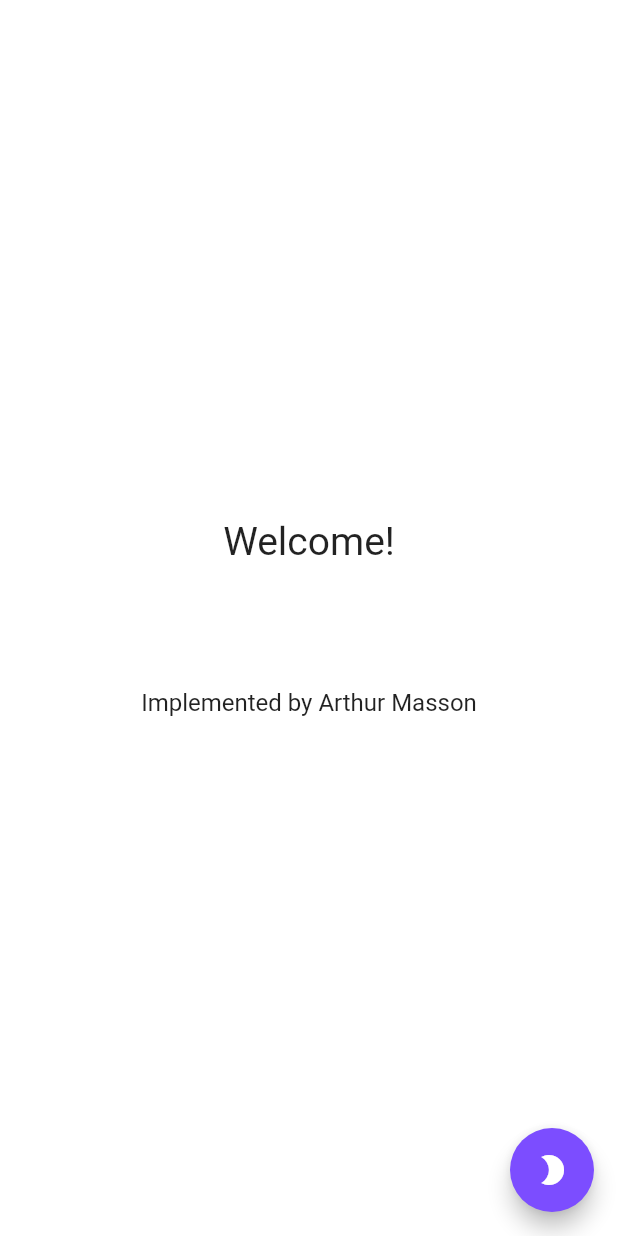
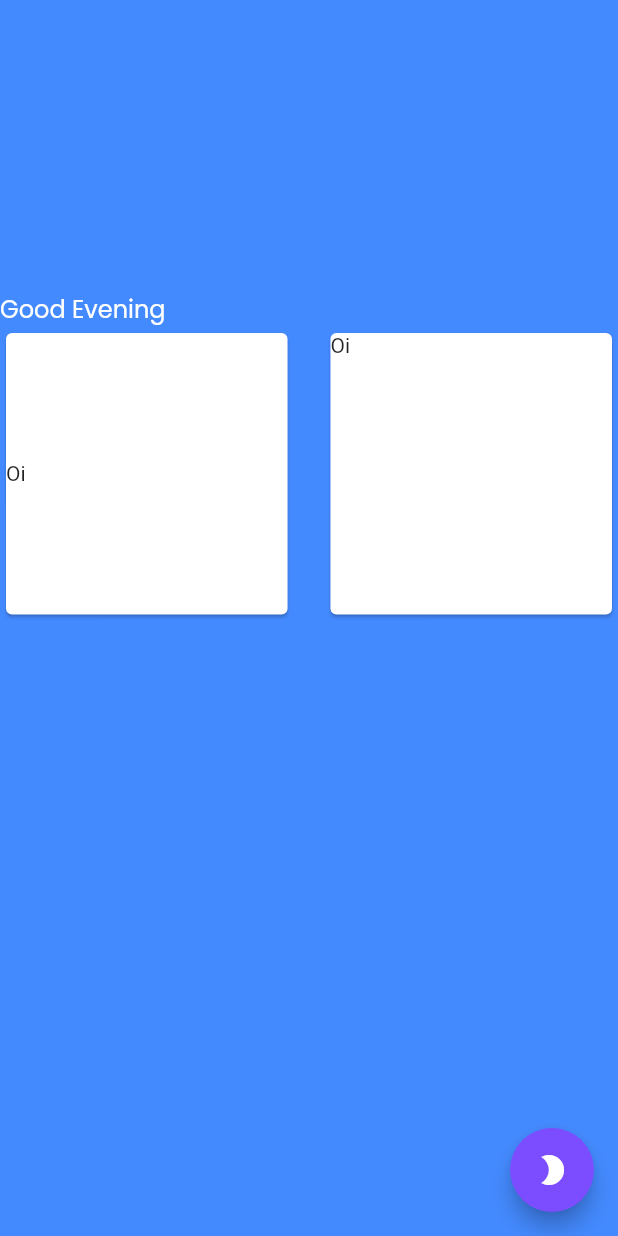
Before and after one commit to ArtMasson/flutter_spotify_clone, a Flutter app: the screen it shows after launch, on a phone screen of 412 x 824 dp. Run offline on Flutter 3.47's test engine with Material 2 defaults, Android fonts, the phone set to English and light mode, and no system bars; our stand-ins replace flutter_mobx, get_it, mobx, shared_preferences; generated files the repository leaves out were written again.

Commit message:
theme and font config

```diff
--- a/lib/app/home/ui/pages/home_page.dart
+++ b/lib/app/home/ui/pages/home_page.dart
@@ -1,5 +1,6 @@
 import 'package:flutter/material.dart';
 import 'package:flutter/services.dart';
+import 'package:flutter_spotify_clone/config/ui/theme/fonts.dart';
 import 'package:flutter_spotify_clone/config/ui/theme/ui/stores/theme_store.dart';
 import 'package:flutter_spotify_clone/core/common/injected/module.dart';
 import 'package:flutter_gen/gen_l10n/intl_localizations.dart';
@@ -37,21 +38,37 @@ class _HomePageState extends State<HomePage> {
           mainAxisAlignment: MainAxisAlignment.center,
           crossAxisAlignment: CrossAxisAlignment.center,
           children: <Widget>[
-            Text(
-              AppLocalizations.of(context)!.homeWelcome,
-              style: TextStyle(
-                fontSize: 26,
-              ),
-            ),
-            SizedBox(
-              height: 10.h,
-            ),
-            Text(
-              AppLocalizations.of(context)!.homeDesc,
-              style: TextStyle(
-                fontSize: 16,
-              ),
-            ),
+            Column(
+              crossAxisAlignment: CrossAxisAlignment.start,
+              children: [
+                Text(
+                  "Good Evening",
+                  style: AppFonts.getTextStyle(
+                    fontColor: Theme.of(context).colorScheme.onBackground,
+                  ),
+                ),
+                Container(
+                  height: 50.h,
+                  child: GridView.count(
+                    crossAxisCount: 2,
+                    mainAxisSpacing: 5.h,
+                    crossAxisSpacing: 5.w,
+                    children: [
+                      Card(
+                        child: Row(
+                          children: [
+                            Text("Oi"),
+                          ],
+                        ),
+                      ),
+                      Card(
+                        child: Text("Oi"),
+                      )
+                    ],
+                  ),
+                ),
+              ],
+            )
           ],
         ),
       ),
--- a/lib/config/ui/theme/app_theme.dart
+++ b/lib/config/ui/theme/app_theme.dart
@@ -1,7 +1,7 @@
 import 'package:flutter/material.dart';
 
 ThemeData get lightTheme => ThemeData(
-      scaffoldBackgroundColor: Colors.white,
+      scaffoldBackgroundColor: Colors.blueAccent,
       visualDensity: VisualDensity.adaptivePlatformDensity,
       colorScheme: ColorScheme(
         primary: Colors.amber,
@@ -21,6 +21,7 @@ ThemeData get lightTheme => ThemeData(
     );
 
 ThemeData get darkTheme => ThemeData(
+      scaffoldBackgroundColor: Colors.red,
       visualDensity: VisualDensity.adaptivePlatformDensity,
       colorScheme: ColorScheme(
         primary: Colors.red,
--- a/lib/config/ui/theme/fonts.dart
+++ b/lib/config/ui/theme/fonts.dart
@@ -21,7 +21,7 @@ class AppFonts {
   static TextStyle getTextStyle({
     double fontSize = textSize,
     FontWeight fontWeight = normal,
-    Color fontColor = Colors.black,
+    required Color fontColor,
     double colorOpacity = 1,
     TextDecoration? decoration,
   }) =>
```
Also changed, not shown: fonts/SolStarApp.ttf (deleted).
